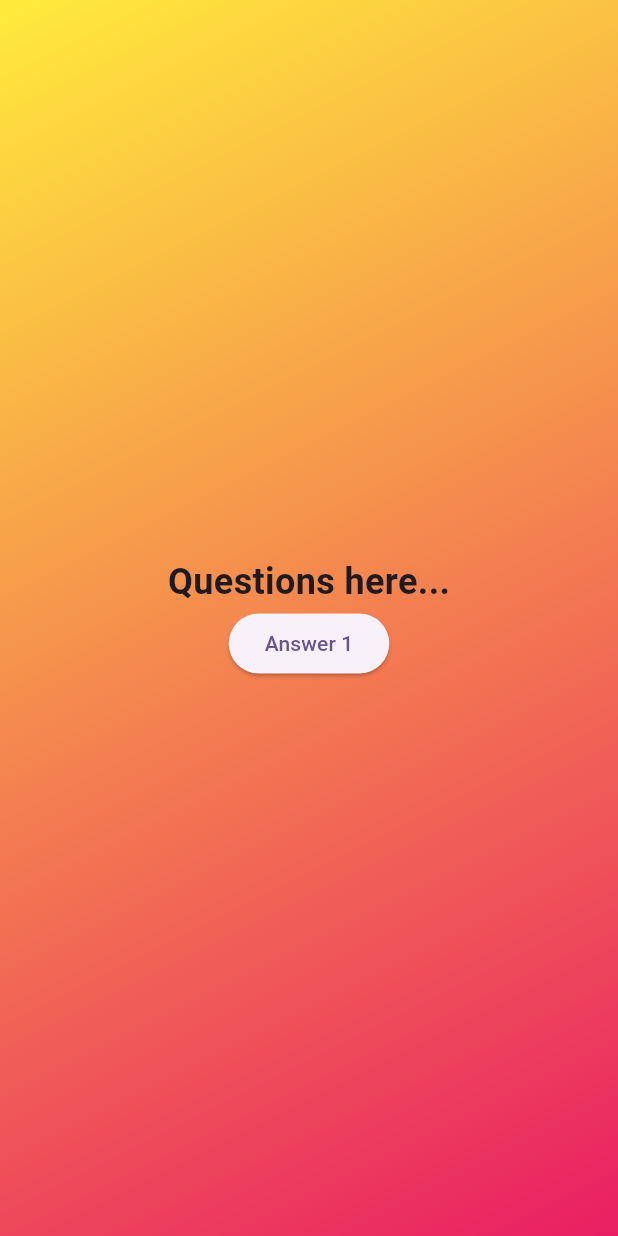
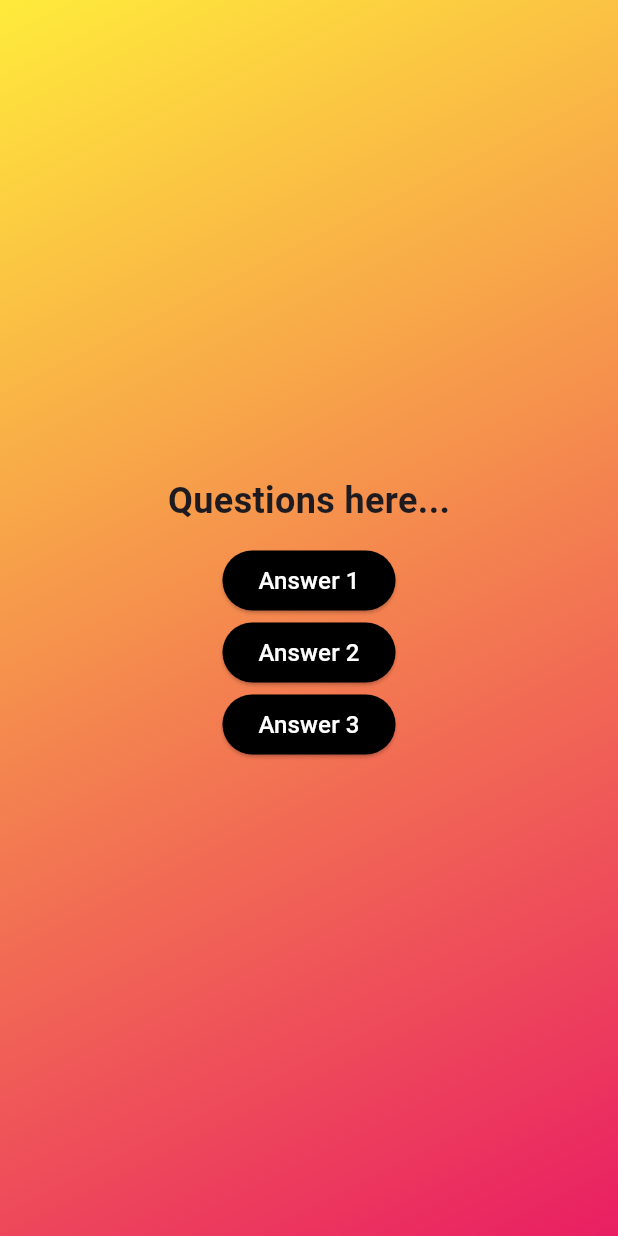
Before and after one commit to adogbeji/FlutterQuizApp2, a Flutter app: the screen it shows after launch, after a tap on "Start Quiz", on a phone screen of 412 x 824 dp. Run offline on Flutter 3.47's test engine with Material 3 defaults, Android fonts, the phone set to English and light mode, and no system bars.

Commit message:
Add remaining dummy buttons to answer screen & add starting code for AnswerButton widget

```diff
--- a/lib/views/screens/questions_screen.dart
+++ b/lib/views/screens/questions_screen.dart
@@ -24,9 +24,48 @@ class _QuestionsScreenState extends State<QuestionsScreen> {
             ),
           ),
 
+          const SizedBox(height: 12,),
+
           ElevatedButton(
             onPressed: () {},
-            child: const Text('Answer 1'),
+            style: ElevatedButton.styleFrom(
+              backgroundColor: Colors.black,
+            ),
+            child: const Text(
+              'Answer 1',
+              style: TextStyle(
+                fontSize: 16,
+                color: Colors.white,
+              ),
+            ),
+          ),
+
+          ElevatedButton(
+            onPressed: () {},
+            style: ElevatedButton.styleFrom(
+              backgroundColor: Colors.black,
+            ),
+            child: const Text(
+              'Answer 2',
+              style: TextStyle(
+                fontSize: 16,
+                color: Colors.white,
+              ),
+            ),
+          ),
+
+          ElevatedButton(
+            onPressed: () {},
+            style: ElevatedButton.styleFrom(
+              backgroundColor: Colors.black,
+            ),
+            child: const Text(
+              'Answer 3',
+              style: TextStyle(
+                fontSize: 16,
+                color: Colors.white,
+              ),
+            ),
           ),
         ],
       ),
--- /dev/null
+++ b/lib/views/widgets/answer_button.dart
@@ -0,0 +1,14 @@
+import 'package:flutter/material.dart';
+
+class AnswerButton extends StatelessWidget {
+  const AnswerButton({super.key});
+
+  @override
+  Widget build(BuildContext context) {
+    return const Scaffold(
+      body: Center(
+        child: Text('Answer Button'),
+      ),
+    );
+  }
+}
```
